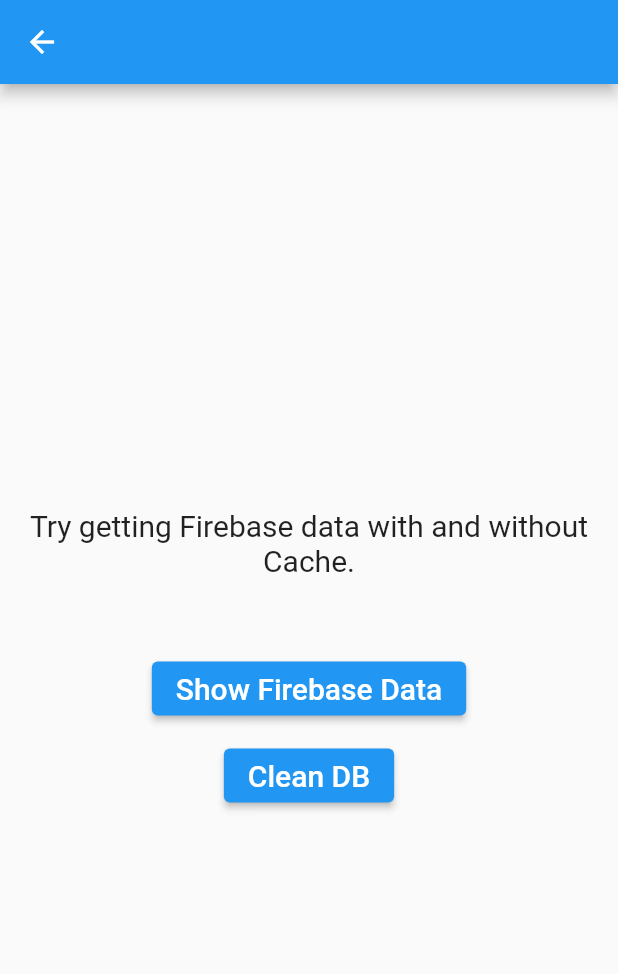
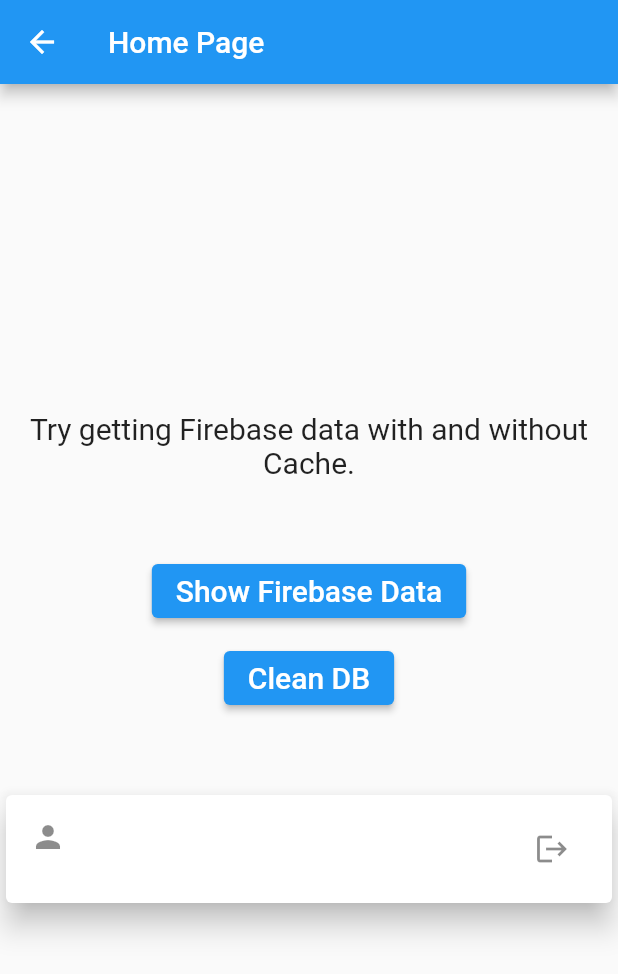
Before and after one commit to smartforce-io/flutter-caching, a Flutter app: the HomePage screen opened directly with empty values, on a phone screen of 412 x 824 dp. Shown: the top 974 px of the screen. Run offline on Flutter 3.47's test engine with Material 2 defaults, Android fonts, the light colour scheme and no system bars; our stand-ins replace firebase_auth, firebase_core, google_sign_in, sqflite; accounts and stored records are empty.

Commit message:
added logout option

```diff
--- a/lib/screen/home_page.dart
+++ b/lib/screen/home_page.dart
@@ -1,4 +1,6 @@
 import 'package:fetchingapp/provider/database.dart';
+import 'package:fetchingapp/provider/google_authentication.dart';
+import 'package:fetchingapp/screen/login_page.dart';
 import 'package:firebase_auth/firebase_auth.dart';
 import 'package:flutter/material.dart';
 import 'package:fetchingapp/screen/json_page.dart';
@@ -12,10 +14,7 @@
   Widget build(BuildContext context) {
     return Scaffold(
       appBar: AppBar(
-        title: ListTile(
-          title: Text(user.displayName.toString()),
-          subtitle: Text(user.email.toString()),
-        ),
+        title: const Text('Home Page'),
       ),
       body: Center(
           child: Column(
@@ -53,6 +52,22 @@
               cleanDB();
             },
           ),
+          const SizedBox(height: 50),
+          Card(
+            child: ListTile(
+              leading: const Icon(Icons.person),
+              title: Text(user.displayName.toString()),
+              subtitle: Text(user.email.toString()),
+              trailing: IconButton(
+                  onPressed: () {
+                    FirebaseService().signOutFromGoogle();
+                    Navigator.push(context,
+                        MaterialPageRoute(builder: (_) => const LoginPage()));
+                  },
+                  icon: const Icon(Icons.logout)),
+            ),
+            elevation: 8,
+          ),
         ],
       )),
     );
--- a/lib/screen/login_page.dart
+++ b/lib/screen/login_page.dart
@@ -17,7 +17,7 @@
     });
   }
 
-   Widget googleLoginButton() {
+  Widget googleLoginButton() {
     return OutlinedButton(
         style: OutlinedButton.styleFrom(
             shape: RoundedRectangleBorder(
@@ -41,6 +41,7 @@
 
   @override
   Widget build(BuildContext context) {
+    FirebaseService().signOutFromGoogle();
     return Scaffold(
       appBar: AppBar(
         title: const Text('Login Screen'),
```
